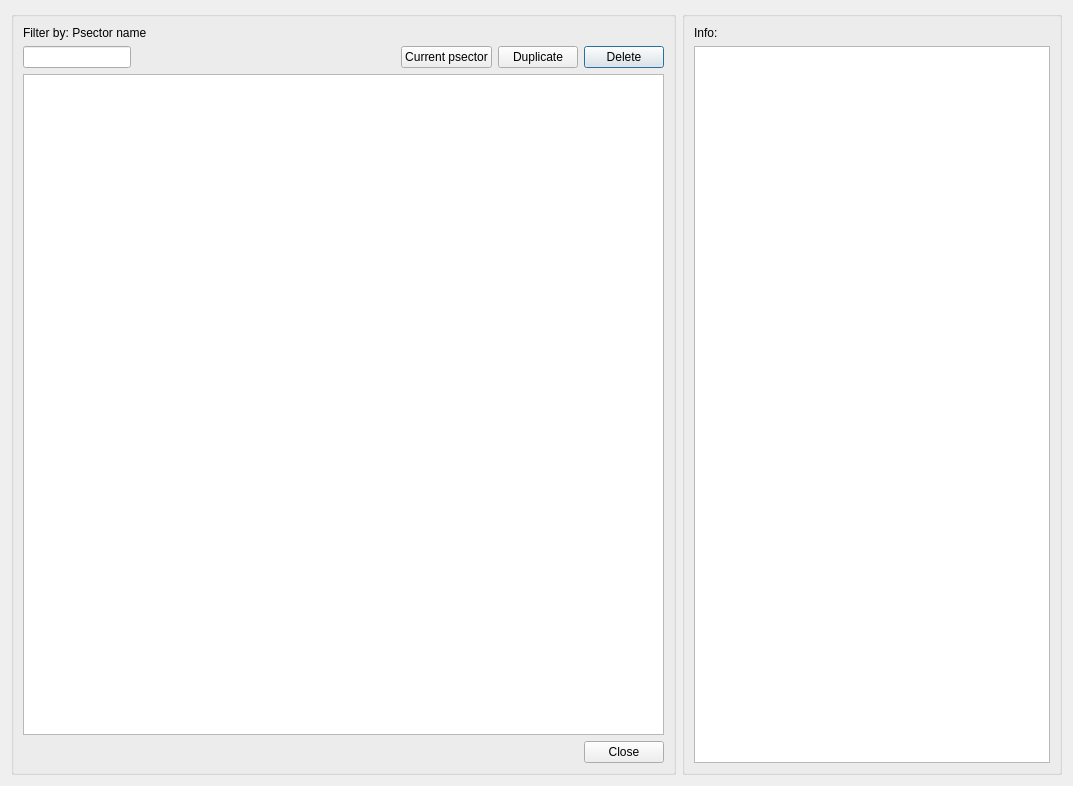
Old version of the form core/ui/toolbars/plan/psector_manager.ui in the repository Giswater/giswater_qgis_plugin.
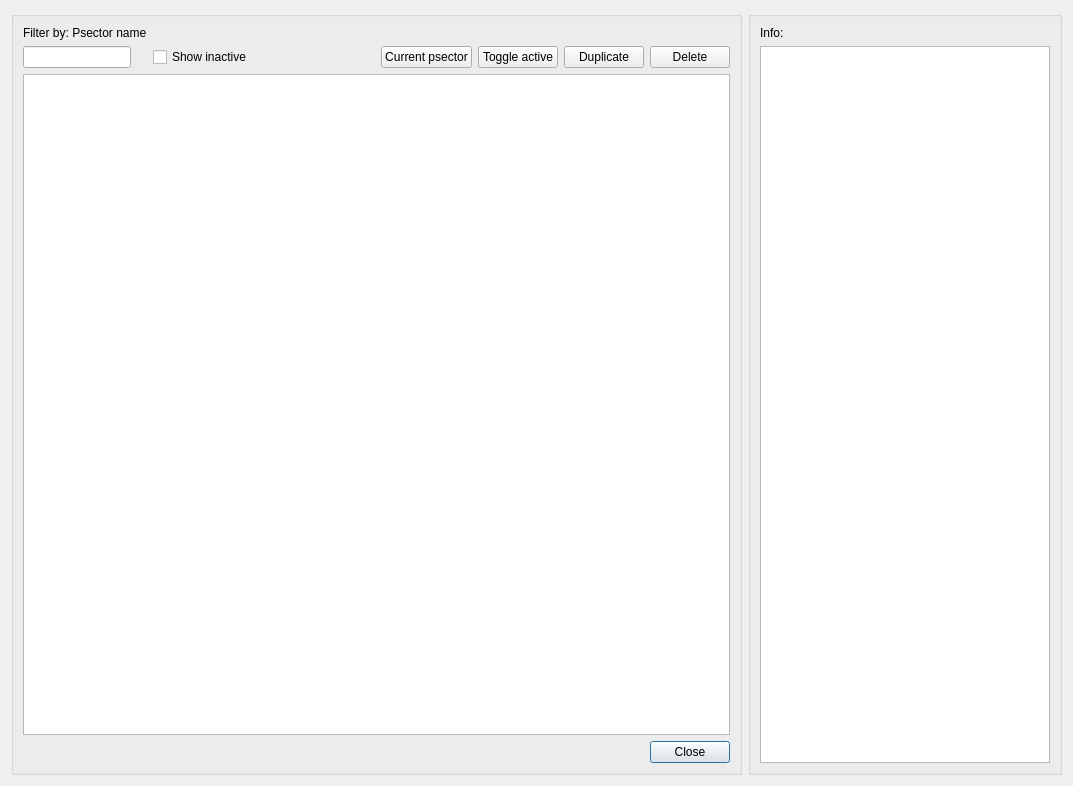
New version of the form.

Commit message: Improve enhancement and bug fix: on create new psector and populate relations tableviews and psector manager tableview

```diff
--- a/core/ui/toolbars/plan/psector_manager.ui
+++ b/core/ui/toolbars/plan/psector_manager.ui
@@ -26,16 +26,10 @@
       <string/>
      </property>
      <layout class="QGridLayout" name="verticalLayout_3">
-      <item row="1" column="6">
-       <widget class="QPushButton" name="btn_delete">
-        <property name="sizePolicy">
-         <sizepolicy hsizetype="Fixed" vsizetype="Fixed">
-          <horstretch>0</horstretch>
-          <verstretch>0</verstretch>
-         </sizepolicy>
-        </property>
+      <item row="3" column="12">
+       <widget class="QPushButton" name="btn_cancel">
         <property name="text">
-         <string>Delete</string>
+         <string>Close</string>
         </property>
        </widget>
       </item>
@@ -46,27 +40,20 @@
         </property>
        </widget>
       </item>
-      <item row="3" column="6">
-       <widget class="QPushButton" name="btn_cancel">
-        <property name="text">
-         <string>Close</string>
-        </property>
-       </widget>
-      </item>
-      <item row="1" column="3">
-       <widget class="QLabel" name="lbl_vdefault_psector">
+      <item row="1" column="12">
+       <widget class="QPushButton" name="btn_delete">
         <property name="sizePolicy">
-         <sizepolicy hsizetype="Fixed" vsizetype="Preferred">
+         <sizepolicy hsizetype="Fixed" vsizetype="Fixed">
           <horstretch>0</horstretch>
           <verstretch>0</verstretch>
          </sizepolicy>
         </property>
         <property name="text">
-         <string/>
+         <string>Delete</string>
         </property>
        </widget>
       </item>
-      <item row="1" column="1" colspan="2">
+      <item row="1" column="2" colspan="2">
        <spacer name="horizontalSpacer_2">
         <property name="orientation">
          <enum>Qt::Horizontal</enum>
@@ -92,10 +79,23 @@
         </property>
        </widget>
       </item>
-      <item row="2" column="0" colspan="7">
+      <item row="2" column="0" colspan="13">
        <widget class="QTableView" name="tbl_psm"/>
       </item>
-      <item row="3" column="0" colspan="5">
+      <item row="1" column="11">
+       <widget class="QPushButton" name="btn_duplicate">
+        <property name="sizePolicy">
+         <sizepolicy hsizetype="Fixed" vsizetype="Fixed">
+          <horstretch>0</horstretch>
+          <verstretch>0</verstretch>
+         </sizepolicy>
+        </property>
+        <property name="text">
+         <string>Duplicate</string>
+        </property>
+       </widget>
+      </item>
+      <item row="3" column="0" colspan="10">
        <spacer name="horizontalSpacer">
         <property name="orientation">
          <enum>Qt::Horizontal</enum>
@@ -108,7 +108,7 @@
         </property>
        </spacer>
       </item>
-      <item row="1" column="4">
+      <item row="1" column="9">
        <widget class="QPushButton" name="btn_update_psector">
         <property name="sizePolicy">
          <sizepolicy hsizetype="Fixed" vsizetype="Fixed">
@@ -121,8 +121,15 @@
         </property>
        </widget>
       </item>
-      <item row="1" column="5">
-       <widget class="QPushButton" name="btn_duplicate">
+      <item row="1" column="1">
+       <widget class="QCheckBox" name="chk_active">
+        <property name="text">
+         <string>Show inactive</string>
+        </property>
+       </widget>
+      </item>
+      <item row="1" column="10">
+       <widget class="QPushButton" name="btn_toggle_active">
         <property name="sizePolicy">
          <sizepolicy hsizetype="Fixed" vsizetype="Fixed">
           <horstretch>0</horstretch>
@@ -130,7 +137,20 @@
          </sizepolicy>
         </property>
         <property name="text">
-         <string>Duplicate</string>
+         <string>Toggle active</string>
+        </property>
+       </widget>
+      </item>
+      <item row="1" column="8">
+       <widget class="QLabel" name="lbl_vdefault_psector">
+        <property name="sizePolicy">
+         <sizepolicy hsizetype="Fixed" vsizetype="Preferred">
+          <horstretch>0</horstretch>
+          <verstretch>0</verstretch>
+         </sizepolicy>
+        </property>
+        <property name="text">
+         <string/>
         </property>
        </widget>
       </item>
```
The commit also changes 1 other file.
